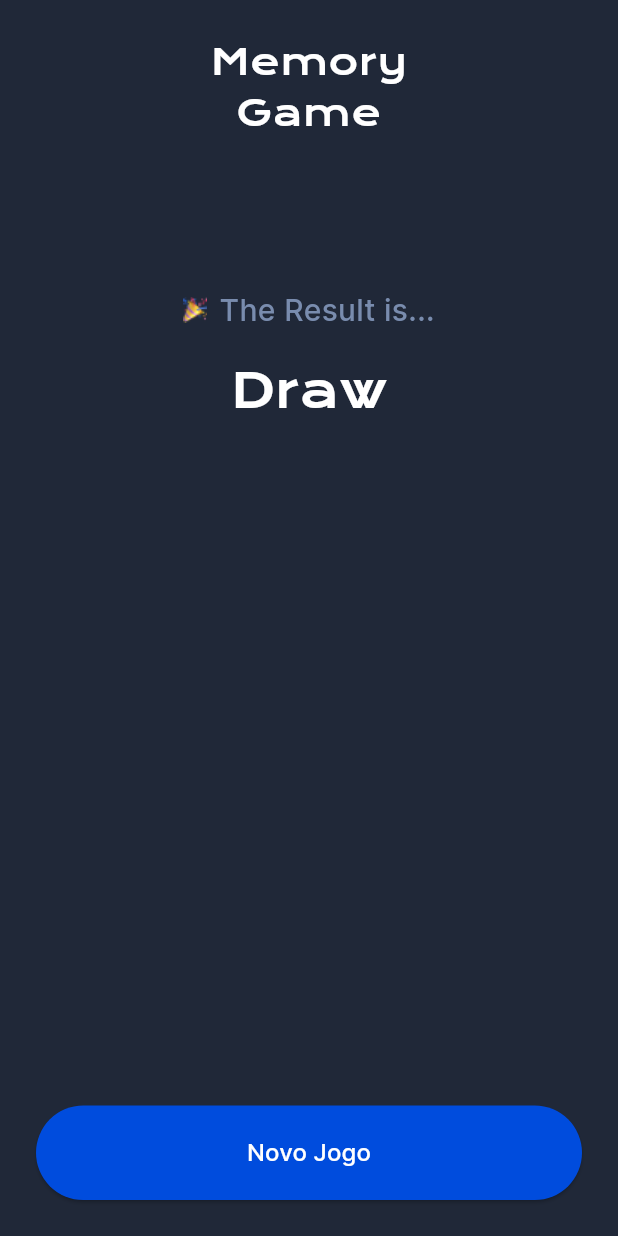
After one commit to melanieesilva/memorygameflutter, a Flutter app: the Empate screen opened directly, on a phone screen of 412 x 824 dp. The commit adds this screen. Run offline on Flutter 3.47's test engine with Material 3 defaults, Android fonts, the phone set to English and light mode, and no system bars.

Commit message:
Empate definitivo
Está completamente pronta a winconditional

```diff
--- /dev/null
+++ b/lib/empate.dart
@@ -0,0 +1,90 @@
+import 'package:flutter/material.dart';
+import 'package:memory/onboarding.dart';
+import 'package:memory/common/constants/app_colors.dart';
+
+class Empate extends StatelessWidget {
+  const Empate({
+    Key? key,
+  }) : super(key: key);
+
+  @override
+  Widget build(BuildContext context) {
+    return Scaffold(
+        body: Column(
+            mainAxisAlignment: MainAxisAlignment.spaceBetween,
+            children: <Widget>[
+          Container(
+              padding: EdgeInsets.all(24),
+              child: Center(
+                  child: Column(children: <Widget>[
+                Container(
+                  width: 217,
+                  child: Text("Memory Game",
+                      textDirection: TextDirection.ltr,
+                      textAlign: TextAlign.center,
+                      style: TextStyle(
+                        fontFamily: "KronaOne",
+                        color: Colors.white,
+                        fontSize: 24,
+                      )),
+                ),
+                Container(
+                  padding: EdgeInsets.only(top: 100),
+                  child: Center(
+                    child: Column(children: [
+                      Row(
+                        mainAxisAlignment: MainAxisAlignment.center,
+                        children: [
+                          Image.asset('assets/images/partyPopper.png'),
+                          SizedBox(width: 8),
+                          Text(
+                            "The Result is...",
+                            textDirection: TextDirection.ltr,
+                            style: TextStyle(
+                                color: AppColors.subtitle,
+                                fontSize: 20,
+                                fontFamily: "Inter",
+                                fontWeight: FontWeight.w500),
+                          )
+                        ],
+                      ),
+                      SizedBox(height: 16),
+                      Container(
+                        child: Text("Draw",
+                            textDirection: TextDirection.ltr,
+                            style: TextStyle(
+                                color: Colors.white,
+                                fontFamily: "KronaOne",
+                                fontSize: 32)),
+                      ),
+                    ]),
+                  ),
+                )
+              ]))),
+          Container(
+            padding: EdgeInsets.only(bottom: 24, left: 24, right: 24),
+            width: double.infinity,
+            child: ElevatedButton(
+              onPressed: () {
+                Navigator.push(context,
+                    MaterialPageRoute(builder: (context) => OnBoarding()));
+              },
+              style: ElevatedButton.styleFrom(
+                backgroundColor: AppColors.btnColor,
+                padding: EdgeInsets.all(20),
+              ),
+              child: Text(
+                "Novo Jogo",
+                textDirection: TextDirection.ltr,
+                style: TextStyle(
+                  color: Colors.white,
+                  fontSize: 16,
+                  fontFamily: 'Inter',
+                  fontWeight: FontWeight.w500,
+                ),
+              ),
+            ),
+          )
+        ]));
+  }
+}
--- a/lib/gameScreen.dart
+++ b/lib/gameScreen.dart
@@ -3,6 +3,7 @@ import 'package:flutter/material.dart';
 import 'package:memory/common/constants/app_colors.dart';
 import 'package:memory/onboarding.dart';
 import 'package:memory/victoryScreen.dart';
+import 'package:memory/empate.dart';
 
 class PlayerStats {
   int misses;
@@ -74,8 +75,6 @@ class _GameScreenState extends State<GameScreen> {
     });
   }
 
-
-
   void checkWinCondition() {
     int hitsPlayer1 = playerStats[0]['hits'] ?? 0;
     int hitsPlayer2 = playerStats.length > 1 ? playerStats[1]['hits'] ?? 0 : 0;
@@ -88,8 +87,12 @@ void checkWinCondition() {
       } else if (hitsPlayer2 > hitsPlayer1) {
         showVictoryScreen(1); // Player 2 é o vencedor
       } else {
-      // Em caso de empate, poderia haver uma lógica para lidar com isso
-      // Por exemplo, um novo jogo, ou outro critério de desempate
+        Navigator.push(
+          context,
+          MaterialPageRoute(
+            builder: (context) => Empate(),
+          ),
+        );
       }
     }
   }
@@ -107,7 +110,6 @@ void checkWinCondition() {
       ),
     );
   }
-
 
   List<String> buildShuffledCards() {
     List<String> allCards = [...cardValues, ...cardValues];
```
Lines whose indentation alone changed are shown as unchanged.
